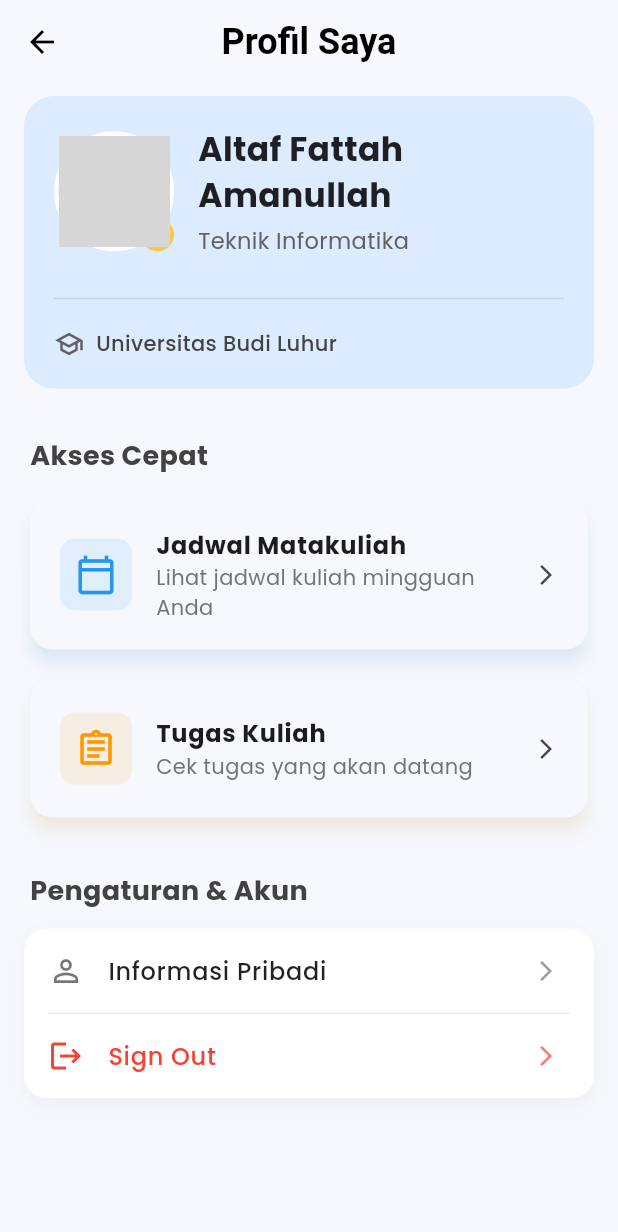
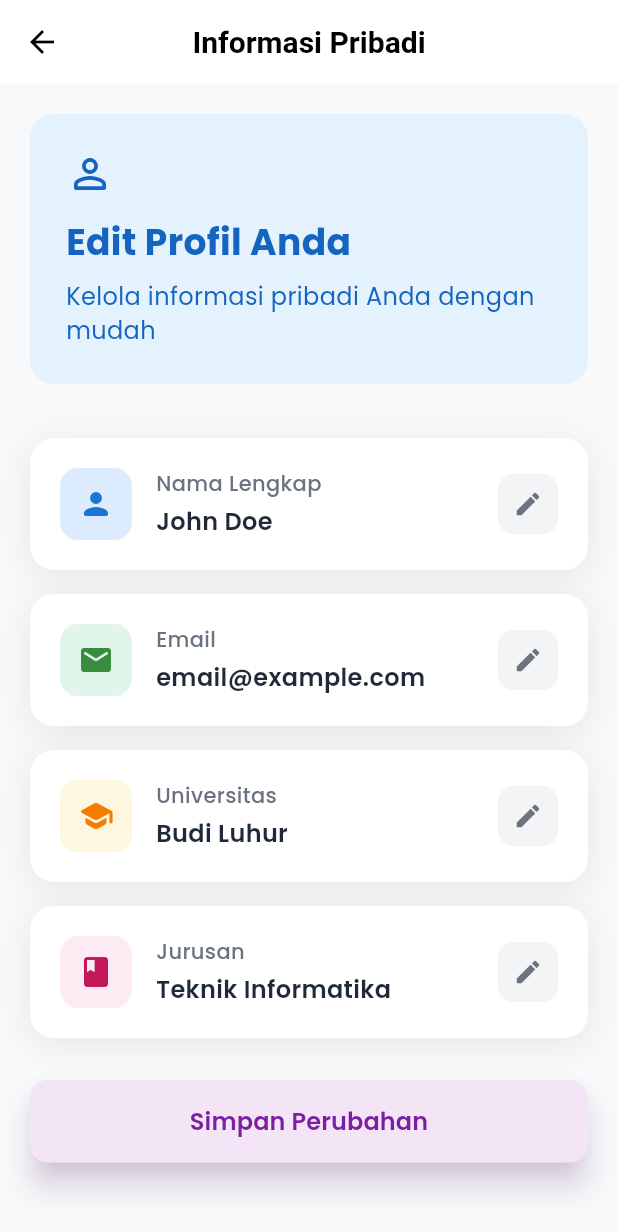
Before and after one commit to aftlah/UniTime, a Flutter app: the ProfileScreen screen opened directly, after a tap on "Informasi Pribadi", on a phone screen of 412 x 824 dp. Shown: the top 1232 px of the screen. Run offline on Flutter 3.47's test engine with Material 3 defaults, Android fonts, the phone set to English and light mode, and no system bars; our stand-ins replace google_fonts; network calls fail; grey boxes are pictures that could not be loaded.

Commit message:
Menambahkan Screen Profile Informasi Pribadi

```diff
--- a/lib/main.dart
+++ b/lib/main.dart
@@ -3,6 +3,7 @@ import 'package:flutter/material.dart';
 import 'package:google_fonts/google_fonts.dart';
 import 'package:unitime/screens/auth/login/login_screen.dart';
 import 'package:unitime/screens/home/home_screen.dart';
+import 'package:unitime/screens/profile/informasi_pribadi_screen.dart';
 import 'package:unitime/screens/profile/profile_screen.dart';
 import 'package:unitime/screens/schedule/schedule_screen.dart';
 import 'package:unitime/screens/splash/splash_screen.dart';
@@ -46,6 +47,7 @@ class MyApp extends StatelessWidget {
         // hanya terjadi di dalam MainScreen
         '/tugas': (context) => const TugasScreen(),
         '/jadwal': (context) => const JadwalScreen(),
+        '/informasiPribadi' : (context) => InformasiPribadiScreen()
       },
       debugShowCheckedModeBanner: false,
     );
--- a/lib/screens/auth/login/login_screen.dart
+++ b/lib/screens/auth/login/login_screen.dart
@@ -1,6 +1,6 @@
 import 'package:flutter/material.dart';
 import 'package:unitime/main.dart';
-import 'package:unitime/screens/home/home_screen.dart';
+// import 'package:unitime/screens/home/home_screen.dart';
 import 'package:unitime/screens/auth/register/register_screen.dart';
 import 'package:unitime/utils/app_colors.dart';
 import 'package:unitime/utils/routes.dart';
--- a/lib/screens/auth/register/register_screen.dart
+++ b/lib/screens/auth/register/register_screen.dart
@@ -1,6 +1,6 @@
 import 'package:flutter/material.dart';
 import 'package:unitime/main.dart';
-import 'package:unitime/screens/home/home_screen.dart';
+// import 'package:unitime/screens/home/home_screen.dart';
 import 'package:unitime/utils/app_colors.dart';
 import 'package:unitime/utils/routes.dart';
 
--- /dev/null
+++ b/lib/screens/profile/informasi_pribadi_screen.dart
@@ -0,0 +1,424 @@
+import 'package:flutter/material.dart';
+import 'package:unitime/utils/app_colors.dart';
+
+class InformasiPribadiScreen extends StatefulWidget {
+  final String nama;
+  final String universitas;
+  final String email;
+  final String jurusan;
+
+  const InformasiPribadiScreen({
+    super.key,
+    this.nama = "John Doe",
+    this.universitas = "Budi Luhur",
+    this.email = "email@example.com",
+    this.jurusan = "Teknik Informatika"
+  });
+
+  @override
+  State<InformasiPribadiScreen> createState() => _InformasiPribadiScreenState();
+}
+
+class _InformasiPribadiScreenState extends State<InformasiPribadiScreen>
+    with TickerProviderStateMixin {
+  late TextEditingController _namaController;
+  late TextEditingController _universitasController;
+  late TextEditingController _emailController;
+  late TextEditingController _jurusanController;
+
+  bool _isEditingNama = false;
+  bool _isEditingUniversitas = false;
+  bool _isEditingEmail = false;
+  bool _isEditingJurusan = false;
+
+  late AnimationController _animationController;
+  late Animation<double> _fadeAnimation;
+
+  @override
+  void initState() {
+    super.initState();
+    _namaController = TextEditingController(text: widget.nama);
+    _universitasController = TextEditingController(text: widget.universitas);
+    _emailController = TextEditingController(text: widget.email);
+    _jurusanController = TextEditingController(text: widget.jurusan);
+
+    _animationController = AnimationController(
+      duration: const Duration(milliseconds: 300),
+      vsync: this,
+    );
+    _fadeAnimation = Tween<double>(begin: 0.0, end: 1.0).animate(
+      CurvedAnimation(parent: _animationController, curve: Curves.easeInOut),
+    );
+    _animationController.forward();
+  }
+
+  @override
+  void dispose() {
+    _namaController.dispose();
+    _universitasController.dispose();
+    _emailController.dispose();
+    _jurusanController.dispose();
+    _animationController.dispose();
+    super.dispose();
+  }
+
+  @override
+  Widget build(BuildContext context) {
+    return Scaffold(
+      backgroundColor: const Color(0xFFF8F9FA),
+      appBar: AppBar(
+        elevation: 0,
+        backgroundColor: Colors.white,
+        foregroundColor: const Color(0xFF2D3748),
+        title: const Text(
+          "Informasi Pribadi",
+          style: TextStyle(
+            fontWeight: FontWeight.w600,
+            fontSize: 20,
+          ),
+        ),
+        centerTitle: true,
+      ),
+      body: FadeTransition(
+        opacity: _fadeAnimation,
+        child: SingleChildScrollView(
+          physics: const BouncingScrollPhysics(),
+          child: Column(
+            crossAxisAlignment: CrossAxisAlignment.start,
+            children: [
+              // Header Section
+              Container(
+                width: double.infinity,
+                margin: const EdgeInsets.all(20.0),
+                padding: const EdgeInsets.all(24.0),
+                decoration: BoxDecoration(
+                  color: AppColors.lightBlue,
+
+                  borderRadius: BorderRadius.circular(16.0),
+
+                ),
+                child: Column(
+                  crossAxisAlignment: CrossAxisAlignment.start,
+                  children: [
+                    const Icon(
+                      Icons.person_outline_rounded,
+                      color: AppColors.darkBlue,
+                      size: 32,
+                    ),
+                    const SizedBox(height: 12),
+                    const Text(
+                      "Edit Profil Anda",
+                      style: TextStyle(
+                        color: AppColors.darkBlue,
+                        fontSize: 24,
+                        fontWeight: FontWeight.bold,
+                      ),
+                    ),
+                    const SizedBox(height: 8),
+                    Text(
+                      "Kelola informasi pribadi Anda dengan mudah",
+                      style: TextStyle(
+                        color: AppColors.darkBlue,
+                        fontSize: 16,
+                      ),
+                    ),
+                  ],
+                ),
+              ),
+
+              // Input Cards
+              const SizedBox(height: 8),
+              _InputCard(
+                title: "Nama Lengkap",
+                subtitle: _namaController.text,
+                isEditing: _isEditingNama,
+                controller: _namaController,
+                icon: Icons.person_rounded,
+                onEdit: () {
+                  setState(() {
+                    if (_isEditingNama) {
+                      // Simpan perubahan jika perlu
+                    }
+                    _isEditingNama = !_isEditingNama;
+                  });
+                },
+              ),
+              _InputCard(
+                title: "Email",
+                subtitle: _emailController.text,
+                isEditing: _isEditingEmail,
+                controller: _emailController,
+                icon: Icons.email_rounded,
+                onEdit: () {
+                  setState(() {
+                    if (_isEditingEmail) {}
+                    _isEditingEmail = !_isEditingEmail;
+                  });
+                },
+              ),
+              _InputCard(
+                title: "Universitas",
+                subtitle: _universitasController.text,
+                isEditing: _isEditingUniversitas,
+                controller: _universitasController,
+                icon: Icons.school_rounded,
+                onEdit: () {
+                  setState(() {
+                    if (_isEditingUniversitas) {}
+                    _isEditingUniversitas = !_isEditingUniversitas;
+                  });
+                },
+              ),
+              _InputCard(
+                title: "Jurusan",
+                subtitle: _jurusanController.text,
+                isEditing: _isEditingJurusan,
+                controller: _jurusanController,
+                icon: Icons.book_rounded,
+                onEdit: () {
+                  setState(() {
+                    if (_isEditingJurusan) {}
+                    _isEditingJurusan = !_isEditingJurusan;
+                  });
+                },
+              ),
+
+              // Save Button
+              Container(
+                margin: const EdgeInsets.all(20.0),
+                width: double.infinity,
+                child: ElevatedButton(
+                  onPressed: () {
+                    // Handle save action
+                    ScaffoldMessenger.of(context).showSnackBar(
+                      const SnackBar(
+                        content: Text('Informasi berhasil disimpan!'),
+                        backgroundColor: Colors.green,
+                      ),
+                    );
+                  },
+                  style: ElevatedButton.styleFrom(
+                    backgroundColor: AppColors.lightLavender,
+                    foregroundColor: Colors.white,
+                    padding: const EdgeInsets.symmetric(vertical: 16),
+                    shape: RoundedRectangleBorder(
+                      borderRadius: BorderRadius.circular(12),
+                    ),
+                    elevation: 8,
+                    shadowColor: const Color.fromARGB(255, 104, 19, 141).withOpacity(0.4),
+                  ),
+                  child: const Text(
+                    'Simpan Perubahan',
+                    style: TextStyle(
+                      fontSize: 16,
+                      color: AppColors.darkPurple,
+                      fontWeight: FontWeight.w600,
+                    ),
+                  ),
+                ),
+              ),
+              const SizedBox(height: 20),
+            ],
+          ),
+        ),
+      ),
+    );
+  }
+}
+
+class _InputCard extends StatefulWidget {
+  final String title;
+  final String subtitle;
+  final bool isEditing;
+  final TextEditingController controller;
+  final VoidCallback onEdit;
+  final IconData icon;
+
+  const _InputCard({
+    required this.title,
+    required this.subtitle,
+    required this.isEditing,
+    required this.controller,
+    required this.onEdit,
+    required this.icon,
+  });
+
+  @override
+  State<_InputCard> createState() => _InputCardState();
+}
+
+class _InputCardState extends State<_InputCard>
+    with SingleTickerProviderStateMixin {
+  late AnimationController _controller;
+  late Animation<double> _scaleAnimation;
+
+  @override
+  void initState() {
+    super.initState();
+    _controller = AnimationController(
+      duration: const Duration(milliseconds: 200),
+      vsync: this,
+    );
+    _scaleAnimation = Tween<double>(begin: 1.0, end: 0.95).animate(
+      CurvedAnimation(parent: _controller, curve: Curves.easeInOut),
+    );
+  }
+
+  @override
+  void dispose() {
+    _controller.dispose();
+    super.dispose();
+  }
+
+  Color _getCardColor(String title) {
+    switch (title) {
+      case "Nama Lengkap":
+        return AppColors.cardBlue;
+      case "Email":
+        return AppColors.cardGreen;
+      case "Universitas":
+        return AppColors.cardYellow;
+      case "Jurusan":
+        return AppColors.cardPink;
+      default:
+        return Colors.white;
+    }
+  }
+
+  Color _getIconColor(String title) {
+    switch (title) {
+      case "Nama Lengkap":
+        return const Color(0xFF1976D2);
+      case "Email":
+        return const Color(0xFF388E3C);
+      case "Universitas":
+        return const Color(0xFFF57C00);
+      case "Jurusan":
+        return const Color(0xFFC2185B);
+      default:
+        return Colors.grey;
+    }
+  }
+
+  @override
+  Widget build(BuildContext context) {
+    return AnimatedBuilder(
+      animation: _scaleAnimation,
+      builder: (context, child) {
+        return Transform.scale(
+          scale: _scaleAnimation.value,
+          child: Container(
+            margin: const EdgeInsets.symmetric(horizontal: 20.0, vertical: 8.0),
+            decoration: BoxDecoration(
+              color: Colors.white,
+              borderRadius: BorderRadius.circular(16.0),
+              boxShadow: [
+                BoxShadow(
+                  color: Colors.black.withOpacity(0.08),
+                  spreadRadius: 0,
+                  blurRadius: 20,
+                  offset: const Offset(0, 4),
+                ),
+              ],
+            ),
+            child: Material(
+              color: Colors.transparent,
+              child: InkWell(
+                borderRadius: BorderRadius.circular(16.0),
+                onTapDown: (_) => _controller.forward(),
+                onTapUp: (_) => _controller.reverse(),
+                onTapCancel: () => _controller.reverse(),
+                child: Padding(
+                  padding: const EdgeInsets.all(20.0),
+                  child: Row(
+                    children: [
+                      // Icon Container
+                      Container(
+                        width: 48,
+                        height: 48,
+                        decoration: BoxDecoration(
+                          color: _getCardColor(widget.title),
+                          borderRadius: BorderRadius.circular(12),
+                        ),
+                        child: Icon(
+                          widget.icon,
+                          color: _getIconColor(widget.title),
+                          size: 24,
+                        ),
+                      ),
+                      const SizedBox(width: 16),
+
+                      // Content
+                      Expanded(
+                        child: Column(
+                          crossAxisAlignment: CrossAxisAlignment.start,
+                          children: [
+                            Text(
+                              widget.title,
+                              style: const TextStyle(
+                                fontSize: 14,
+                                fontWeight: FontWeight.w500,
+                                color: Color(0xFF6B7280),
+                              ),
+                            ),
+                            const SizedBox(height: 4),
+                            widget.isEditing
+                                ? TextField(
+                                    controller: widget.controller,
+                                    autofocus: true,
+                                    style: const TextStyle(
+                                      fontSize: 16,
+                                      fontWeight: FontWeight.w600,
+                                      color: Color(0xFF1F2937),
+                                    ),
+                                    decoration: const InputDecoration(
+                                      border: InputBorder.none,
+                                      contentPadding: EdgeInsets.zero,
+                                      isDense: true,
+                                    ),
+                                    onSubmitted: (_) => widget.onEdit(),
+                                  )
+                                : Text(
+                                    widget.subtitle,
+                                    style: const TextStyle(
+                                      fontSize: 16,
+                                      fontWeight: FontWeight.w600,
+                                      color: Color(0xFF1F2937),
+                                    ),
+                                  ),
+                          ],
+                        ),
+                      ),
+
+                      // Edit Button
+                      Container(
+                        width: 40,
+                        height: 40,
+                        decoration: BoxDecoration(
+                          color: widget.isEditing
+                              ? const Color(0xFF10B981)
+                              : const Color(0xFFF3F4F6),
+                          borderRadius: BorderRadius.circular(10),
+                        ),
+                        child: IconButton(
+                          icon: Icon(
+                            widget.isEditing ? Icons.check_rounded : Icons.edit_rounded,
+                            color: widget.isEditing
+                                ? Colors.white
+                                : const Color(0xFF6B7280),
+                            size: 20,
+                          ),
+                          onPressed: widget.onEdit,
+                        ),
+                      ),
+                    ],
+                  ),
+                ),
+              ),
+            ),
+          ),
+        );
+      },
+    );
+  }
+}
--- a/lib/screens/profile/profile_screen.dart
+++ b/lib/screens/profile/profile_screen.dart
@@ -3,6 +3,8 @@
 import 'package:flutter/material.dart';
 import 'package:unitime/utils/app_colors.dart';
 import 'package:unitime/screens/auth/login/login_screen.dart';
+import 'package:unitime/screens/profile/informasi_pribadi_screen.dart';
+
 
 class ProfileScreen extends StatefulWidget {
   const ProfileScreen({super.key});
@@ -68,34 +70,34 @@ class _ProfileScreenState extends State<ProfileScreen>
           crossAxisAlignment: CrossAxisAlignment.start,
           children: [
             _buildProfileHeader(),
-            const SizedBox(height: 32),
-            _buildSectionTitle('Akses Cepat'),
-            const SizedBox(height: 12),
-            FadeTransition(
-              opacity: _fadeAnimation,
-              child: SlideTransition(
-                position: _slideAnimation,
-                child: Column(
-                  children: [
-                    _buildAccessCard(
-                      icon: Icons.calendar_today_outlined,
-                      title: 'Jadwal Matakuliah',
-                      subtitle: 'Lihat jadwal kuliah mingguan Anda',
-                      color: Colors.blue,
-                      onTap: () {},
-                    ),
-                    const SizedBox(height: 12),
-                    _buildAccessCard(
-                      icon: Icons.assignment_outlined,
-                      title: 'Tugas Kuliah',
-                      subtitle: 'Cek tugas yang akan datang',
-                      color: Colors.orange,
-                      onTap: () {},
-                    ),
-                  ],
-                ),
-              ),
-            ),
+            // const SizedBox(height: 32),
+            // _buildSectionTitle('Akses Cepat'),
+            // const SizedBox(height: 12),
+            // FadeTransition(
+            //   opacity: _fadeAnimation,
+            //   child: SlideTransition(
+            //     position: _slideAnimation,
+            //     child: Column(
+            //       children: [
+            //         _buildAccessCard(
+            //           icon: Icons.calendar_today_outlined,
+            //           title: 'Jadwal Matakuliah',
+            //           subtitle: 'Lihat jadwal kuliah mingguan Anda',
+            //           color: Colors.blue,
+            //           onTap: () {},
+            //         ),
+            //         const SizedBox(height: 12),
+            //         _buildAccessCard(
+            //           icon: Icons.assignment_outlined,
+            //           title: 'Tugas Kuliah',
+            //           subtitle: 'Cek tugas yang akan datang',
+            //           color: Colors.orange,
+            //           onTap: () {},
+            //         ),
+            //       ],
+            //     ),
+            //   ),
+            // ),
             const SizedBox(height: 32),
             _buildSectionTitle('Pengaturan & Akun'),
             const SizedBox(height: 12),
@@ -274,7 +276,9 @@ class _ProfileScreenState extends State<ProfileScreen>
           _buildSettingsItem(
             Icons.person_outline,
             'Informasi Pribadi',
-            () {},
+            () {
+              Navigator.push(context,  MaterialPageRoute(builder: (context) => const InformasiPribadiScreen()));
+            },
           ),
           _buildDivider(),
           // Ganti callback onTap di sini untuk memanggil fungsi _signOut
```
Also changed, not shown: 6 other files.
